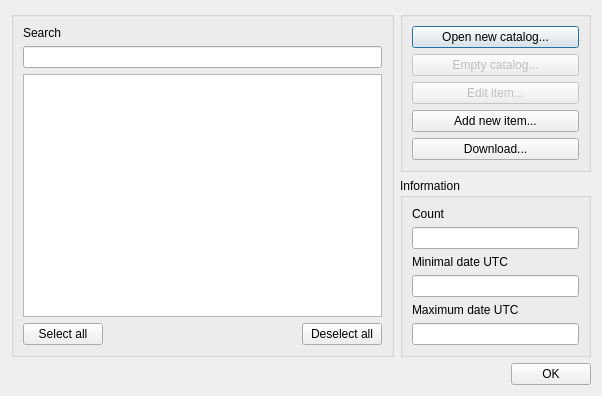
PavelMr/skytechx, file casterdlg.ui: the form before one commit.
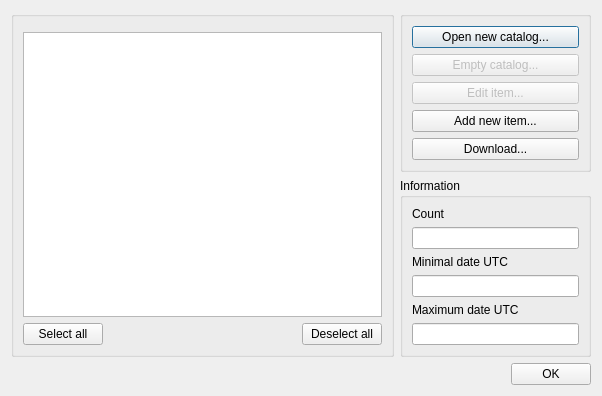
The form after the commit. Custom widgets are drawn as their Qt base class.

```diff
--- a/casterdlg.ui
+++ b/casterdlg.ui
@@ -160,14 +160,7 @@
        </property>
        <layout class="QVBoxLayout" name="verticalLayout_4">
         <item>
-         <widget class="QLabel" name="label">
-          <property name="text">
-           <string>Search</string>
-          </property>
-         </widget>
-        </item>
-        <item>
-         <widget class="QLineEdit" name="lineEdit"/>
+         <widget class="CSearchWidget" name="widget" native="true"/>
         </item>
         <item>
          <widget class="QListView" name="listView">
@@ -244,6 +237,14 @@
    </item>
   </layout>
  </widget>
+ <customwidgets>
+  <customwidget>
+   <class>CSearchWidget</class>
+   <extends>QWidget</extends>
+   <header>csearchwidget.h</header>
+   <container>1</container>
+  </customwidget>
+ </customwidgets>
  <tabstops>
   <tabstop>lineEdit</tabstop>
   <tabstop>listView</tabstop>
```
Left out of the diff: 1 changed line with no effect on the pictures.
